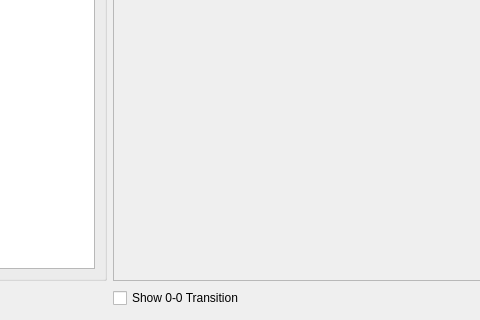
Old version of the form src/Configurator/VibronicConfigurator.ui in the repository nutjunkie/IQmol3; both pictures show x 278 to 758 and y 354 to 674 of the 1074 by 674 pixel window.
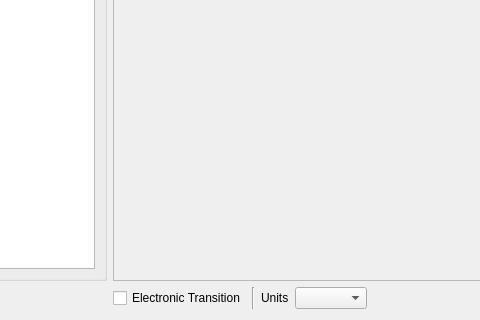
New version of the form.

Commit message: Added change of units to Vibronic configurator

The edit to the form file:
```diff
--- a/src/Configurator/VibronicConfigurator.ui
+++ b/src/Configurator/VibronicConfigurator.ui
@@ -251,10 +251,27 @@
        <item>
         <widget class="QCheckBox" name="originTransition">
          <property name="text">
-          <string>Show 0-0 Transition</string>
+          <string>Electronic Transition</string>
          </property>
         </widget>
        </item>
+       <item>
+        <widget class="Line" name="line">
+         <property name="orientation">
+          <enum>Qt::Vertical</enum>
+         </property>
+        </widget>
+       </item>
+       <item>
+        <widget class="QLabel" name="label">
+         <property name="text">
+          <string>Units</string>
+         </property>
+        </widget>
+       </item>
+       <item>
+        <widget class="QComboBox" name="unitsCombo"/>
+       </item>
        <item>
         <spacer name="horizontalSpacer_2">
          <property name="orientation">
```
The commit also changes 14 other files.
